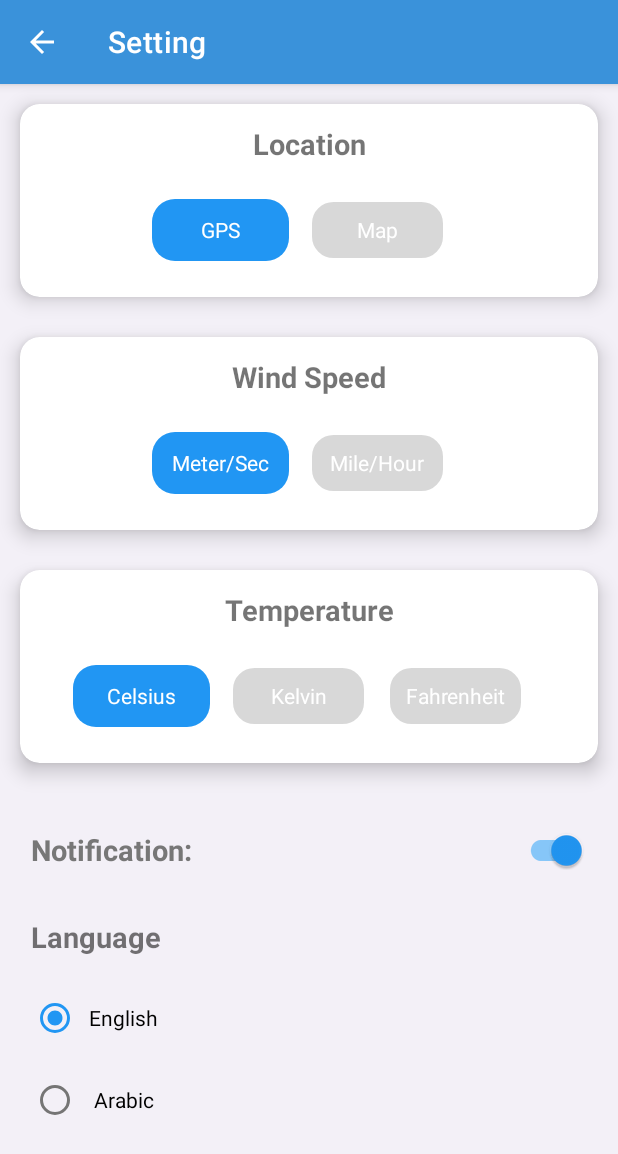
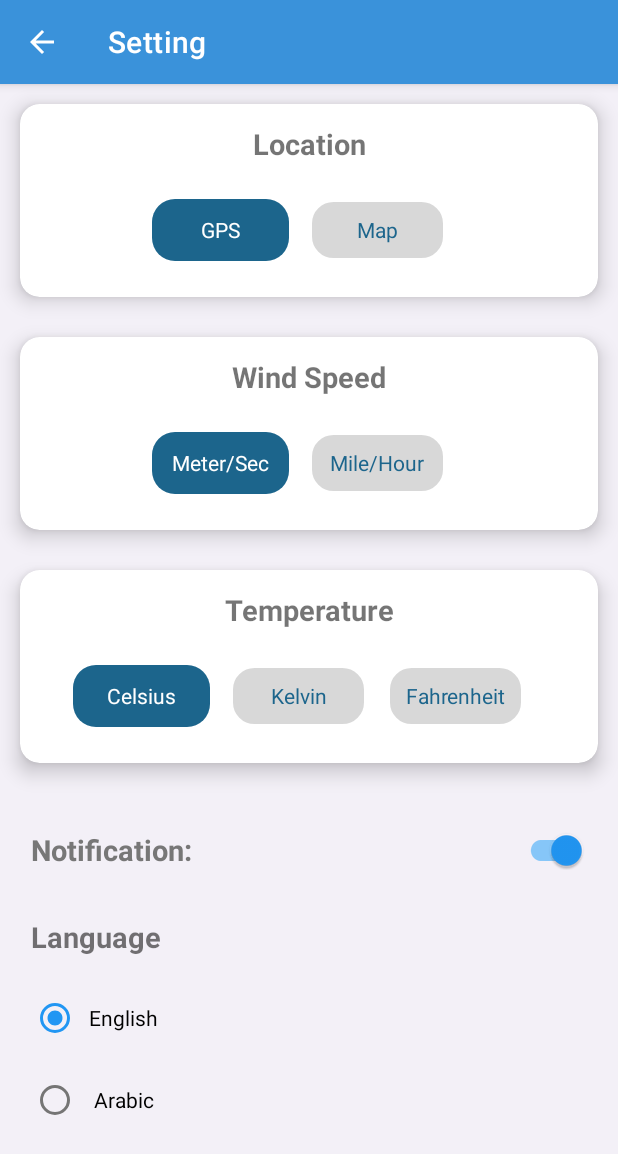
Before and after one commit to Esraa-Sayed/Weather-Forecast, an Android app: the SettingActivity screen opened directly, with no data from a screen before it, on a phone screen of 412 x 824 dp. Shown: the top 1154 px of the screen. Run offline under Robolectric (Android 15) with nearby library versions, the phone set to English and light mode, and no system bars; our stand-ins replace sdp/ssp sizes.

Commit message:
fix some bugs

```diff
--- a/app/src/main/res/drawable/radio_flat_regular.xml
+++ b/app/src/main/res/drawable/radio_flat_regular.xml
@@ -4,6 +4,6 @@ android:shape="rectangle">
 <corners
     android:radius="15dp"
     />
-<solid android:color="#2196F3"  />
+<solid android:color="#1C658C"  />
 
 </shape>
--- a/app/src/main/res/drawable/radio_flat_text_selector.xml
+++ b/app/src/main/res/drawable/radio_flat_text_selector.xml
@@ -1,5 +1,5 @@
 <?xml version="1.0" encoding="utf-8"?>
 <selector xmlns:android="http://schemas.android.com/apk/res/android">
-    <item android:color="@color/white" android:state_checked="false" />
+    <item android:color= "#1C658C" android:state_checked="false" />
     <item android:color="@color/white" android:state_checked="true" />
 </selector>
--- a/app/src/main/res/layout/day_row_for_weather.xml
+++ b/app/src/main/res/layout/day_row_for_weather.xml
@@ -8,9 +8,9 @@
         android:id="@+id/cardView"
         android:layout_width="match_parent"
         android:layout_height="wrap_content"
-        android:layout_marginStart="16dp"
+
         android:layout_marginTop="16dp"
-        android:layout_marginEnd="16dp"
+
         android:focusable="true"
         android:padding="@dimen/_10sdp"
         app:cardCornerRadius="@dimen/_25sdp"
@@ -32,7 +32,6 @@
                 android:textSize="@dimen/_14ssp"
                 android:textStyle="bold"
                 app:layout_constraintBottom_toBottomOf="parent"
-                app:layout_constraintEnd_toStartOf="@+id/tempIconDayRow"
                 app:layout_constraintStart_toStartOf="parent"
                 app:layout_constraintTop_toTopOf="parent" />
 
--- a/app/src/main/res/layout/fragment_home_screen.xml
+++ b/app/src/main/res/layout/fragment_home_screen.xml
@@ -82,6 +82,7 @@
                     android:textColor="@color/white"
                     android:textSize="@dimen/_64ssp"
                     android:textStyle="bold"
+                    android:layoutDirection="ltr"
                     app:layout_constraintEnd_toEndOf="parent"
                     app:layout_constraintHorizontal_bias="0.5"
                     app:layout_constraintStart_toStartOf="parent"
@@ -96,7 +97,7 @@
                     android:text="°C"
                     android:textColor="@color/white"
                     android:textSize="@dimen/_20ssp"
-
+                    android:layoutDirection="ltr"
                     app:layout_constraintStart_toEndOf="@+id/tempTextView"
                     app:layout_constraintTop_toTopOf="parent" />
 
```
